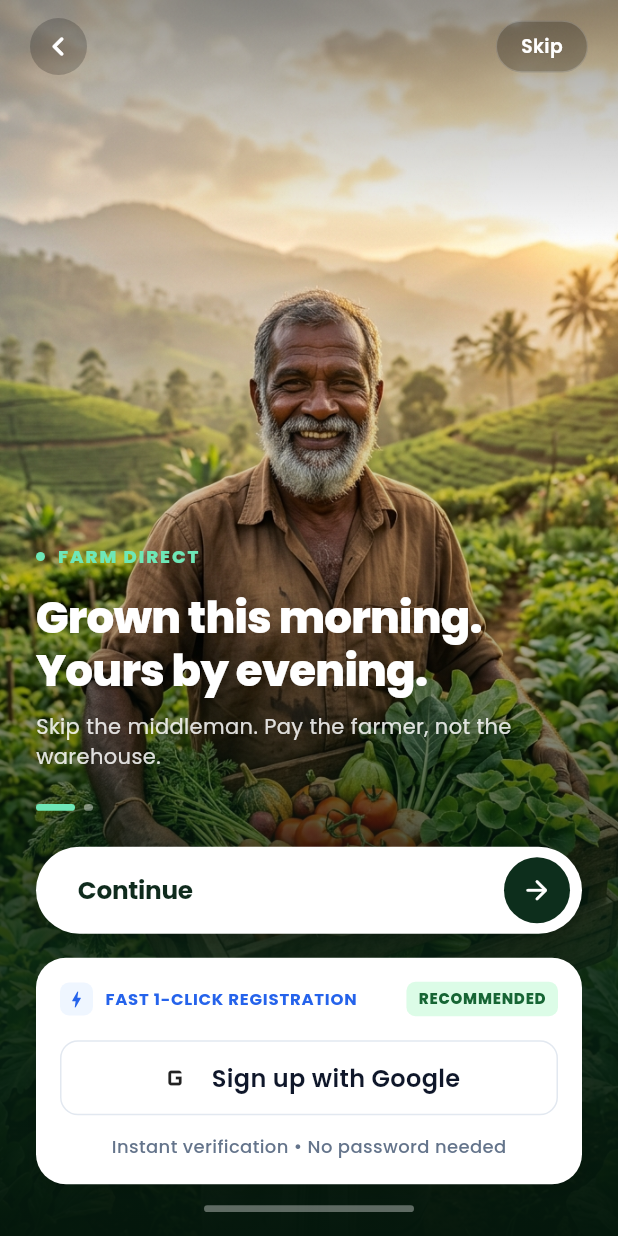
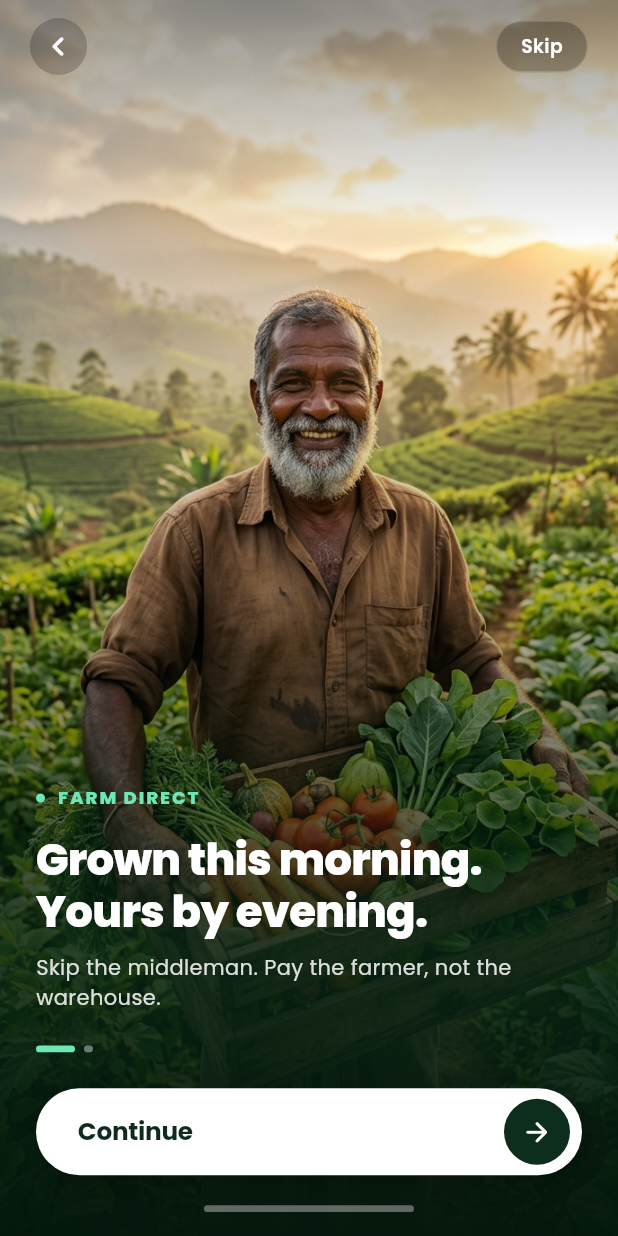
Before and after one commit to KevinHasalava/farmer-buyer-marketplace, a Flutter app: the OnboardingScreen screen opened by its route, on a phone screen of 412 x 824 dp. Run offline on Flutter 3.47's test engine with Material 3 defaults, Android fonts, the phone set to English and light mode, and no system bars; our stand-ins replace go_router, google_fonts, shared_preferences, supabase_flutter; accounts and stored records are empty; key blocks and very long unbroken strings in the code were emptied for the run.

```diff
--- a/lib/features/dashboard/presentation/dashboard_screen.dart
+++ b/lib/features/dashboard/presentation/dashboard_screen.dart
@@ -1097,7 +1097,7 @@ class _PromoBannerState extends State<_PromoBanner> {
                   const SizedBox(height: 10),
 
                   GestureDetector(
-                    onTap: onShopSpecials,
+                    onTap: widget.onShopSpecials,
                     child: Container(
                       padding: const EdgeInsets.symmetric(horizontal: 16, vertical: 8),
                       decoration: BoxDecoration(
--- a/lib/features/onboarding/presentation/onboarding_screen.dart
+++ b/lib/features/onboarding/presentation/onboarding_screen.dart
@@ -222,12 +222,8 @@ class _OnboardingScreenState extends State<OnboardingScreen> {
                         onPressed: () => _onNextTap(slides.length),
                       ),
 
-                      const SizedBox(height: 16),
+                      const SizedBox(height: 20),
 
-                      // Google Sign Up Card
-                      _buildGoogleSignUpCard(),
-
-                      const SizedBox(height: 14),
 
                       // Home indicator line
                       Center(
@@ -447,121 +443,5 @@ class _OnboardingScreenState extends State<OnboardingScreen> {
     );
   }
 
-  // ── Google Sign Up Card ──────────────────────────────────────────────────
-  Widget _buildGoogleSignUpCard() {
-    return Container(
-      width: double.infinity,
-      padding: const EdgeInsets.all(16),
-      decoration: BoxDecoration(
-        color: Colors.white,
-        borderRadius: BorderRadius.circular(20),
-        boxShadow: [
-          BoxShadow(
-            color: Colors.black.withValues(alpha: 0.1),
-            blurRadius: 10,
-            offset: const Offset(0, 4),
-          ),
-        ],
-      ),
-      child: Column(
-        mainAxisSize: MainAxisSize.min,
-        children: [
-          // Header Row
-          Row(
-            mainAxisAlignment: MainAxisAlignment.spaceBetween,
-            children: [
-              // Fast 1-Click
-              Row(
-                children: [
-                  Container(
-                    padding: const EdgeInsets.all(4),
-                    decoration: BoxDecoration(
-                      color: const Color(0xFFEFF6FF), // light blue
-                      borderRadius: BorderRadius.circular(6),
-                    ),
-                    child: const Icon(Icons.bolt, color: Color(0xFF2563EB), size: 14),
-                  ),
-                  const SizedBox(width: 8),
-                  Text(
-                    'FAST 1-CLICK REGISTRATION',
-                    style: AppTheme.fontStyle(
-                      context.currentLanguage,
-                      color: const Color(0xFF2563EB),
-                      fontSize: 11,
-                      fontWeight: FontWeight.w700,
-                      letterSpacing: 0.5,
-                    ),
-                  ),
-                ],
-              ),
-              // Recommended Badge
-              Container(
-                padding: const EdgeInsets.symmetric(horizontal: 8, vertical: 4),
-                decoration: BoxDecoration(
-                  color: const Color(0xFFDCFCE7), // light green
-                  borderRadius: BorderRadius.circular(6),
-                ),
-                child: Text(
-                  'RECOMMENDED',
-                  style: AppTheme.fontStyle(
-                    context.currentLanguage,
-                    color: const Color(0xFF166534), // dark green
-                    fontSize: 10,
-                    fontWeight: FontWeight.w800,
-                    letterSpacing: 0.5,
-                  ),
-                ),
-              ),
-            ],
-          ),
-          const SizedBox(height: 16),
-          // Google Button
-          InkWell(
-            onTap: _finish,
-            borderRadius: BorderRadius.circular(12),
-            child: Container(
-              width: double.infinity,
-              padding: const EdgeInsets.symmetric(vertical: 12),
-              decoration: BoxDecoration(
-                border: Border.all(color: const Color(0xFFE2E8F0)), // slate 200
-                borderRadius: BorderRadius.circular(12),
-              ),
-              child: Row(
-                mainAxisAlignment: MainAxisAlignment.center,
-                children: [
-                  Image.network(
-                    'https://upload.wikimedia.org/wikipedia/commons/thumb/c/c1/Google_%22G%22_logo.svg/48px-Google_%22G%22_logo.svg.png',
-                    height: 20,
-                    width: 20,
-                    errorBuilder: (context, error, stackTrace) => const Icon(Icons.g_mobiledata, size: 24),
-                  ),
-                  const SizedBox(width: 12),
-                  Text(
-                    'Sign up with Google',
-                    style: AppTheme.fontStyle(
-                      context.currentLanguage,
-                      color: const Color(0xFF0F172A),
-                      fontSize: 16,
-                      fontWeight: FontWeight.w600,
-                    ),
-                  ),
-                ],
-              ),
-            ),
-          ),
-          const SizedBox(height: 12),
-          // Footer Text
-          Text(
-            'Instant verification • No password needed',
-            style: AppTheme.fontStyle(
-              context.currentLanguage,
-              color: const Color(0xFF64748B),
-              fontSize: 12,
-              fontWeight: FontWeight.w500,
-            ),
-          ),
-        ],
-      ),
-    );
-  }
+
 }
```
